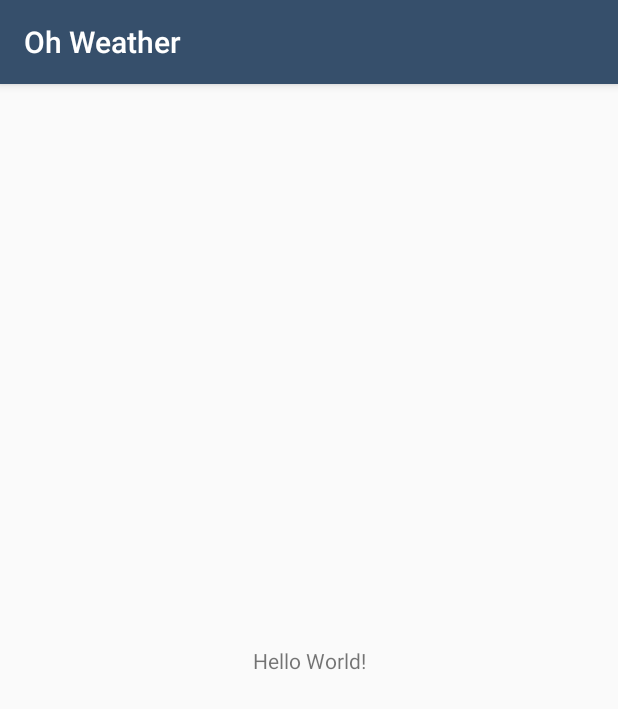
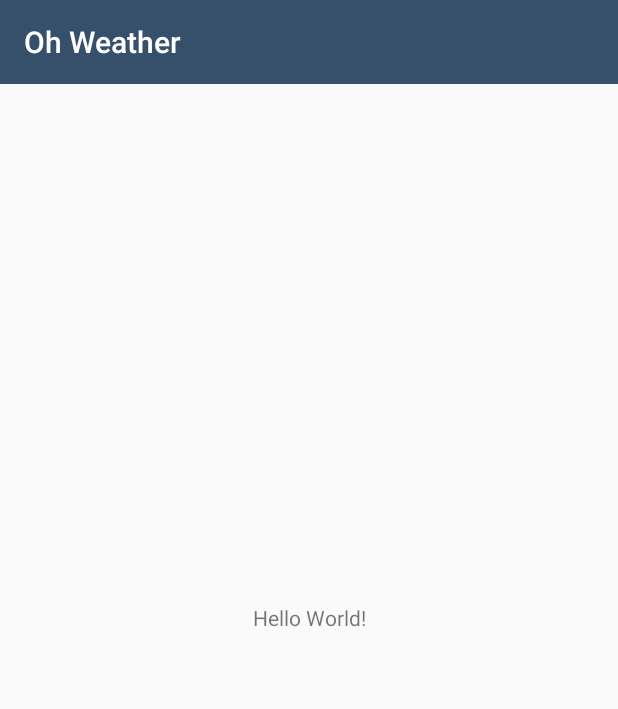
Before and after one commit to jkennethcarino/Oh-Weather, an Android app: the screen it shows after launch (MainActivity before the commit, WeatherActivity after it), on a phone screen of 412 x 824 dp. Shown: the top 709 px of the screen. Run offline under Robolectric (Android 15) with nearby library versions, the phone set to English and light mode, and no system bars; our stand-ins replace ButterKnife.

Commit message:
Add  Splash screen and initial UI for Weather Info

```diff
--- a/app/src/main/java/com/jkenneth/ohweather/MainActivity.java
+++ /dev/null
@@ -1,13 +0,0 @@
-package com.jkenneth.ohweather;
-
-import android.support.v7.app.AppCompatActivity;
-import android.os.Bundle;
-
-public class MainActivity extends AppCompatActivity {
-
-    @Override
-    protected void onCreate(Bundle savedInstanceState) {
-        super.onCreate(savedInstanceState);
-        setContentView(R.layout.activity_main);
-    }
-}
--- /dev/null
+++ b/app/src/main/java/com/jkenneth/ohweather/ui/BasePresenter.java
@@ -0,0 +1,12 @@
+package com.jkenneth.ohweather.ui;
+
+/**
+ * Created by Jhon Kenneth Carino on 7/11/17.
+ */
+
+public interface BasePresenter {
+
+    void start();
+
+    void stop();
+}
--- /dev/null
+++ b/app/src/main/java/com/jkenneth/ohweather/ui/splashscreen/SplashScreenActivity.java
@@ -0,0 +1,46 @@
+package com.jkenneth.ohweather.ui.splashscreen;
+
+import android.content.Intent;
+import android.os.Bundle;
+import android.support.annotation.Nullable;
+import android.support.v7.app.AppCompatActivity;
+
+import com.jkenneth.ohweather.R;
+import com.jkenneth.ohweather.ui.weather.WeatherActivity;
+
+/**
+ * Displays the logo of the app.
+ *
+ * Created by Jhon Kenneth Carino on 7/11/17.
+ */
+
+public class SplashScreenActivity extends AppCompatActivity implements SplashScreenContract.View {
+
+    private SplashScreenContract.Presenter mPresenter;
+
+    @Override
+    protected void onCreate(@Nullable Bundle savedInstanceState) {
+        super.onCreate(savedInstanceState);
+        setContentView(R.layout.activity_splash);
+
+        mPresenter = new SplashScreenPresenter(this);
+
+        if (isTaskRoot()) {
+            // Start showing splash screen
+            mPresenter.start();
+        }
+    }
+
+    @Override
+    protected void onDestroy() {
+        mPresenter.stop();
+        super.onDestroy();
+    }
+
+    @Override
+    public void showMainScreen() {
+        Intent intent = new Intent(this, WeatherActivity.class);
+        startActivity(intent);
+        finish();
+    }
+}
--- /dev/null
+++ b/app/src/main/java/com/jkenneth/ohweather/ui/splashscreen/SplashScreenContract.java
@@ -0,0 +1,21 @@
+package com.jkenneth.ohweather.ui.splashscreen;
+
+import com.jkenneth.ohweather.ui.BasePresenter;
+
+/**
+ * This specifies the contract between the view and the presenter.
+ *
+ * Created by Jhon Kenneth Carino on 7/11/17.
+ */
+
+public interface SplashScreenContract {
+
+    interface View {
+
+        void showMainScreen();
+    }
+
+    interface Presenter extends BasePresenter {
+
+    }
+}
--- /dev/null
+++ b/app/src/main/java/com/jkenneth/ohweather/ui/splashscreen/SplashScreenPresenter.java
@@ -0,0 +1,51 @@
+package com.jkenneth.ohweather.ui.splashscreen;
+
+import android.os.Handler;
+import android.support.annotation.NonNull;
+
+/**
+ * Listens to user actions from the UI ({@link SplashScreenActivity}),
+ * retrieves the data and updates the UI as required.
+ *
+ * Created by Jhon Kenneth Carino on 7/11/17.
+ */
+
+public class SplashScreenPresenter implements SplashScreenContract.Presenter {
+
+    private static final int SPLASH_TIMEOUT_IN_MILLIS = 2000; // 2 seconds
+
+    private SplashScreenContract.View mSplashScreenView;
+    private Handler mHandler;
+
+    public SplashScreenPresenter(@NonNull SplashScreenContract.View splashScreenView) {
+        mSplashScreenView = splashScreenView;
+    }
+
+    @Override
+    public void start() {
+        if (mHandler == null) {
+            mHandler = new Handler();
+
+            // Start the splash screen
+            mHandler.postDelayed(mRunnable, SPLASH_TIMEOUT_IN_MILLIS);
+        }
+    }
+
+    @Override
+    public void stop() {
+        if (mHandler != null) {
+            mHandler.removeCallbacks(mRunnable);
+            mHandler = null;
+            mSplashScreenView = null;
+        }
+    }
+
+    private final Runnable mRunnable = new Runnable() {
+        @Override
+        public void run() {
+            if (mSplashScreenView != null) {
+                mSplashScreenView.showMainScreen();
+            }
+        }
+    };
+}
--- /dev/null
+++ b/app/src/main/java/com/jkenneth/ohweather/ui/weather/WeatherActivity.java
@@ -0,0 +1,56 @@
+package com.jkenneth.ohweather.ui.weather;
+
+import android.os.Bundle;
+import android.support.annotation.Nullable;
+import android.support.v7.app.AppCompatActivity;
+import android.support.v7.widget.Toolbar;
+
+import com.jkenneth.ohweather.util.ActivityUtils;
+import com.jkenneth.ohweather.R;
+
+import butterknife.BindView;
+import butterknife.ButterKnife;
+import butterknife.Unbinder;
+
+/**
+ * Created by Jhon Kenneth Carino on 7/11/17.
+ */
+
+public class WeatherActivity extends AppCompatActivity {
+
+    @BindView(R.id.toolbar) Toolbar mToolbar;
+
+    private Unbinder mUnbinder;
+
+    @Override
+    protected void onCreate(@Nullable Bundle savedInstanceState) {
+        super.onCreate(savedInstanceState);
+        setContentView(R.layout.activity_weather);
+        mUnbinder = ButterKnife.bind(this);
+
+        // Set up the toolbar
+        setSupportActionBar(mToolbar);
+
+        WeatherFragment fragment = (WeatherFragment) getSupportFragmentManager()
+                .findFragmentById(R.id.frame_main_content);
+        if (fragment == null) {
+            // Create fragment
+            fragment = WeatherFragment.newInstance();
+            ActivityUtils.addFragmentToActivity(
+                    getSupportFragmentManager(), fragment, R.id.frame_main_content);
+        }
+
+        // Create presenter
+        WeatherContract.Presenter presenter = new WeatherPresenter(fragment);
+
+        // Show weather information
+        presenter.populateWeatherInfo();
+    }
+
+    @Override
+    protected void onDestroy() {
+        super.onDestroy();
+        mUnbinder.unbind();
+        mUnbinder = null;
+    }
+}
--- /dev/null
+++ b/app/src/main/java/com/jkenneth/ohweather/ui/weather/WeatherContract.java
@@ -0,0 +1,24 @@
+package com.jkenneth.ohweather.ui.weather;
+
+import android.support.annotation.NonNull;
+
+import com.jkenneth.ohweather.ui.BasePresenter;
+
+/**
+ * This specifies the contract between the view and the presenter.
+ *
+ * Created by Jhon Kenneth Carino on 7/11/17.
+ */
+
+public interface WeatherContract {
+
+    interface View {
+
+        void setPresenter(@NonNull WeatherContract.Presenter presenter);
+    }
+
+    interface Presenter extends BasePresenter {
+
+        void populateWeatherInfo();
+    }
+}
--- /dev/null
+++ b/app/src/main/java/com/jkenneth/ohweather/ui/weather/WeatherFragment.java
@@ -0,0 +1,65 @@
+package com.jkenneth.ohweather.ui.weather;
+
+import android.os.Bundle;
+import android.support.annotation.NonNull;
+import android.support.annotation.Nullable;
+import android.support.v4.app.Fragment;
+import android.view.LayoutInflater;
+import android.view.View;
+import android.view.ViewGroup;
+
+import com.jkenneth.ohweather.R;
+
+import butterknife.ButterKnife;
+import butterknife.Unbinder;
+
+/**
+ * Displays a list of weather information. User can choose to view the details.
+ *
+ * Created by Jhon Kenneth Carino on 7/11/17.
+ */
+
+public class WeatherFragment extends Fragment implements WeatherContract.View {
+
+    private Unbinder mUnbinder;
+
+    private WeatherContract.Presenter mPresenter;
+
+    public static WeatherFragment newInstance() {
+        return new WeatherFragment();
+    }
+
+    @Nullable
+    @Override
+    public View onCreateView(LayoutInflater inflater, @Nullable ViewGroup container,
+                             @Nullable Bundle savedInstanceState) {
+        View view = inflater.inflate(R.layout.fragment_weather, container, false);
+        mUnbinder = ButterKnife.bind(this, view);
+
+        return view;
+    }
+
+    @Override
+    public void onStart() {
+        super.onStart();
+        mPresenter.start();
+    }
+
+    @Override
+    public void onDestroy() {
+        super.onDestroy();
+        mPresenter.stop();
+    }
+
+    @Override
+    public void onDestroyView() {
+        super.onDestroyView();
+        mUnbinder.unbind();
+        mUnbinder = null;
+    }
+
+    @Override
+    public void setPresenter(@NonNull WeatherContract.Presenter presenter) {
+        mPresenter = presenter;
+    }
+}
--- /dev/null
+++ b/app/src/main/java/com/jkenneth/ohweather/ui/weather/WeatherPresenter.java
@@ -0,0 +1,36 @@
+package com.jkenneth.ohweather.ui.weather;
+
+import android.support.annotation.NonNull;
+
+/**
+ * Listens to user actions from the UI ({@link WeatherActivity} and {@link WeatherFragment}),
+ * retrieves the data and updates the UI as required.
+ *
+ * Created by Jhon Kenneth Carino on 7/11/17.
+ */
+
+public class WeatherPresenter implements WeatherContract.Presenter {
+
+    private WeatherContract.View mWeatherView;
+
+    public WeatherPresenter(@NonNull WeatherContract.View weatherView) {
+        mWeatherView = weatherView;
+
+        mWeatherView.setPresenter(this);
+    }
+
+    @Override
+    public void start() {
+
+    }
+
+    @Override
+    public void stop() {
+        mWeatherView = null;
+    }
+
+    @Override
+    public void populateWeatherInfo() {
+
+    }
+}
--- /dev/null
+++ b/app/src/main/java/com/jkenneth/ohweather/util/ActivityUtils.java
@@ -0,0 +1,36 @@
+package com.jkenneth.ohweather.util;
+
+import android.app.Activity;
+import android.content.Intent;
+import android.support.annotation.NonNull;
+import android.support.v4.app.Fragment;
+import android.support.v4.app.FragmentManager;
+import android.support.v4.app.FragmentTransaction;
+
+/**
+ * Created by Jhon Kenneth Carino on 7/11/17.
+ */
+
+public class ActivityUtils {
+
+    /**
+     * The {@code fragment} is added to the container view with id {@code frameId}. The operation is
+     * performed by the {@code fragmentManager}.
+     */
+    public static void addFragmentToActivity(@NonNull FragmentManager fragmentManager,
+                                             @NonNull Fragment fragment, int frameId) {
+        FragmentTransaction transaction = fragmentManager.beginTransaction();
+        transaction.add(frameId, fragment);
+        transaction.commit();
+    }
+
+    /**
+     * Launches a new activity.
+     *
+     * @param context A Context of an application or activity.
+     * @param cls     The component class that is to be used for the intent.
+     */
+    public static void startActivity(@NonNull Activity context, @NonNull Class<?> cls) {
+        context.startActivity(new Intent(context, cls));
+    }
+}
--- /dev/null
+++ b/app/src/main/res/drawable/ic_logo.xml
@@ -0,0 +1,9 @@
+<vector xmlns:android="http://schemas.android.com/apk/res/android"
+    android:width="96dp"
+    android:height="96dp"
+    android:viewportHeight="24.0"
+    android:viewportWidth="24.0">
+    <path
+        android:fillColor="#FFFFFFFF"
+        android:pathData="M6.76,4.84l-1.8,-1.79 -1.41,1.41 1.79,1.79 1.42,-1.41zM4,10.5L1,10.5v2h3v-2zM13,0.55h-2L11,3.5h2L13,0.55zM20.45,4.46l-1.41,-1.41 -1.79,1.79 1.41,1.41 1.79,-1.79zM17.24,18.16l1.79,1.8 1.41,-1.41 -1.8,-1.79 -1.4,1.4zM20,10.5v2h3v-2h-3zM12,5.5c-3.31,0 -6,2.69 -6,6s2.69,6 6,6 6,-2.69 6,-6 -2.69,-6 -6,-6zM11,22.45h2L13,19.5h-2v2.95zM3.55,18.54l1.41,1.41 1.79,-1.8 -1.41,-1.41 -1.79,1.8z" />
+</vector>
--- a/app/src/main/res/layout/activity_main.xml
+++ b/app/src/main/res/layout/activity_splash.xml
@@ -1,18 +1,22 @@
 <?xml version="1.0" encoding="utf-8"?>
 <android.support.constraint.ConstraintLayout xmlns:android="http://schemas.android.com/apk/res/android"
     xmlns:app="http://schemas.android.com/apk/res-auto"
-    xmlns:tools="http://schemas.android.com/tools"
     android:layout_width="match_parent"
     android:layout_height="match_parent"
-    tools:context="com.jkenneth.ohweather.MainActivity">
+    android:background="@color/colorPrimary">
 
-    <TextView
+    <ImageView
         android:layout_width="wrap_content"
         android:layout_height="wrap_content"
-        android:text="Hello World!"
+        android:layout_gravity="center"
+        android:layout_marginBottom="8dp"
+        android:layout_marginLeft="8dp"
+        android:layout_marginRight="8dp"
+        android:layout_marginTop="8dp"
+        android:contentDescription="@string/desc_logo"
         app:layout_constraintBottom_toBottomOf="parent"
         app:layout_constraintLeft_toLeftOf="parent"
         app:layout_constraintRight_toRightOf="parent"
-        app:layout_constraintTop_toTopOf="parent" />
-
+        app:layout_constraintTop_toTopOf="parent"
+        app:srcCompat="@drawable/ic_logo" />
 </android.support.constraint.ConstraintLayout>
--- /dev/null
+++ b/app/src/main/res/layout/activity_weather.xml
@@ -0,0 +1,29 @@
+<?xml version="1.0" encoding="utf-8"?>
+<android.support.constraint.ConstraintLayout xmlns:android="http://schemas.android.com/apk/res/android"
+    xmlns:app="http://schemas.android.com/apk/res-auto"
+    xmlns:tools="http://schemas.android.com/tools"
+    android:layout_width="match_parent"
+    android:layout_height="match_parent"
+    android:fitsSystemWindows="true"
+    tools:context="com.jkenneth.ohweather.ui.weather.WeatherActivity">
+
+    <android.support.design.widget.AppBarLayout
+        android:layout_width="match_parent"
+        android:layout_height="wrap_content"
+        android:theme="@style/AppTheme.AppBarOverlay"
+        app:elevation="0dp">
+
+        <android.support.v7.widget.Toolbar
+            android:id="@+id/toolbar"
+            android:layout_width="match_parent"
+            android:layout_height="?android:attr/actionBarSize"
+            android:background="?attr/colorPrimary"
+            app:popupTheme="@style/AppTheme.PopupOverlay" />
+
+    </android.support.design.widget.AppBarLayout>
+
+    <FrameLayout
+        android:id="@+id/frame_main_content"
+        android:layout_width="match_parent"
+        android:layout_height="match_parent" />
+</android.support.constraint.ConstraintLayout>
--- /dev/null
+++ b/app/src/main/res/layout/fragment_weather.xml
@@ -0,0 +1,11 @@
+<?xml version="1.0" encoding="utf-8"?>
+<LinearLayout xmlns:android="http://schemas.android.com/apk/res/android"
+    android:layout_width="match_parent"
+    android:layout_height="match_parent">
+
+    <TextView
+        android:layout_width="match_parent"
+        android:layout_height="match_parent"
+        android:gravity="center"
+        android:text="Hello World!" />
+</LinearLayout>
--- a/app/src/main/res/values/strings.xml
+++ b/app/src/main/res/values/strings.xml
@@ -1,3 +1,7 @@
 <resources>
     <string name="app_name">Oh Weather</string>
+
+    <!-- Content Descriptions -->
+    <string name="desc_logo">App Logo</string>
+
 </resources>
--- a/app/src/main/res/values/styles.xml
+++ b/app/src/main/res/values/styles.xml
@@ -1,7 +1,7 @@
 <resources>
 
     <!-- Base application theme. -->
-    <style name="AppTheme" parent="Theme.AppCompat.Light.DarkActionBar">
+    <style name="AppTheme" parent="Theme.AppCompat.Light.NoActionBar">
         <item name="colorPrimary">@color/colorPrimary</item>
         <item name="colorPrimaryDark">@color/colorPrimaryDark</item>
         <item name="colorAccent">@color/colorAccent</item>
@@ -14,4 +14,8 @@
 
     <style name="AppTheme.NoActionBar.Translucent" />
 
+    <style name="AppTheme.AppBarOverlay" parent="ThemeOverlay.AppCompat.Dark.ActionBar" />
+
+    <style name="AppTheme.PopupOverlay" parent="ThemeOverlay.AppCompat.Light" />
+
 </resources>
--- a/gradle.properties
+++ b/gradle.properties
@@ -15,3 +15,6 @@ org.gradle.jvmargs=-Xmx1536m
 # This option should only be used with decoupled projects. More details, visit
 # http://www.gradle.org/docs/current/userguide/multi_project_builds.html#sec:decoupled_projects
 # org.gradle.parallel=true
+
+android_support_lib_version = 26.0.0-alpha1
+butterknife_lib_version = 8.7.0
```
Also changed, not shown: app/build.gradle (+11 -2 lines), app/src/main/AndroidManifest.xml (+8 -1 lines).
